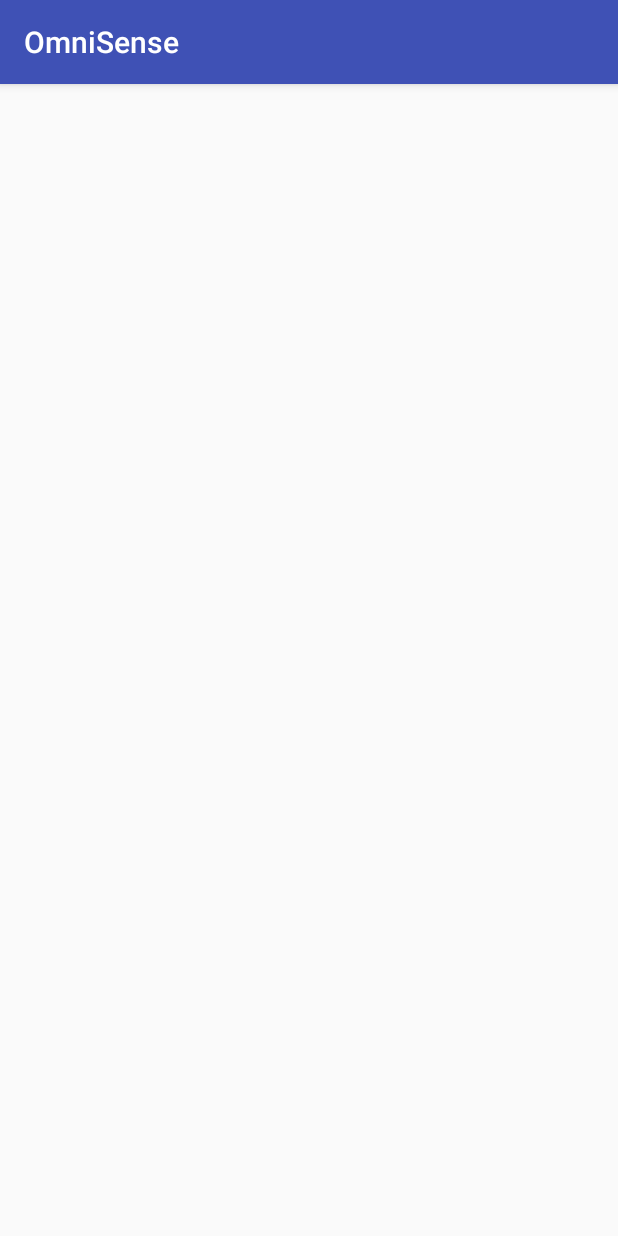
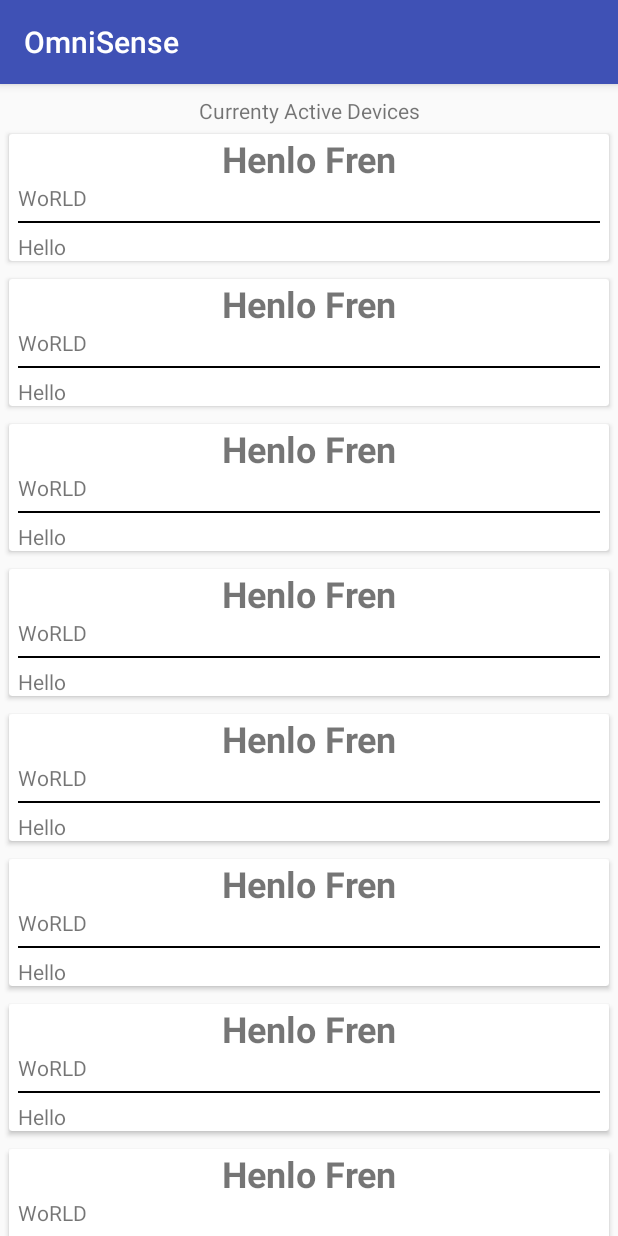
Before and after one commit to ravitripathi/OmniSense2.0, an Android app: the MainActivity screen opened directly, with no data from a screen before it, on a phone screen of 412 x 824 dp. Run offline under Robolectric (Android 15) with nearby library versions, the phone set to English and light mode, and no system bars; our stand-ins replace Firebase (no records; nobody signed in at launch, a user with empty details on screens opened directly).

Commit message:
RecyclerView Configured

```diff
--- a/Android/app/build.gradle
+++ b/Android/app/build.gradle
@@ -25,11 +25,18 @@ android {
 dependencies {
     implementation fileTree(dir: 'libs', include: ['*.jar'])
     implementation "org.jetbrains.kotlin:kotlin-stdlib-jre7:$kotlin_version"
+
     implementation 'com.android.support:appcompat-v7:27.0.2'
     implementation 'com.android.support:design:27.0.2'
+    implementation 'com.android.support:cardview-v7:27.0.2'
+    implementation 'com.android.support:recyclerview-v7:27.0.2'
+    implementation 'com.android.support.constraint:constraint-layout:1.0.2'
+
+    implementation 'com.google.android.gms:play-services-auth:11.8.0'
+
     implementation 'com.google.firebase:firebase-auth:11.8.0'
-    implementation 'com.google.android.gms:play-services-auth:11.8.0'
-    implementation 'com.android.support.constraint:constraint-layout:1.0.2'
+    implementation 'com.google.firebase:firebase-database:11.8.0'
+
     testImplementation 'junit:junit:4.12'
     androidTestImplementation 'com.android.support.test:runner:1.0.1'
     androidTestImplementation 'com.android.support.test.espresso:espresso-core:3.0.1'
@@ -37,4 +44,5 @@ dependencies {
 
 
 
+
 apply plugin: 'com.google.gms.google-services'
--- a/Android/app/src/main/java/xyz/ravitripathi/omnisense/LoginActivity.kt
+++ b/Android/app/src/main/java/xyz/ravitripathi/omnisense/LoginActivity.kt
@@ -4,7 +4,6 @@ import android.content.Intent
 import android.support.v7.app.AppCompatActivity
 import android.os.Bundle
 import android.support.v7.app.AlertDialog
-import android.util.Log
 import android.view.View
 import com.google.android.gms.auth.api.Auth
 import com.google.android.gms.auth.api.signin.GoogleSignInAccount
@@ -83,7 +82,7 @@ class LoginActivity : AppCompatActivity(), GoogleApiClient.OnConnectionFailedLis
                 alertDialog.setTitle("Connection Issues")
                 alertDialog.setMessage("Please check your internet connection and retry.")
                 alertDialog.setButton(AlertDialog.BUTTON_NEUTRAL, "OK"
-                ) { dialog, which -> dialog.dismiss() }
+                ) { dialog,  _ -> dialog.dismiss() }
                 alertDialog.show()
             }
         }
--- a/Android/app/src/main/java/xyz/ravitripathi/omnisense/MainActivity.kt
+++ b/Android/app/src/main/java/xyz/ravitripathi/omnisense/MainActivity.kt
@@ -2,11 +2,28 @@ package xyz.ravitripathi.omnisense
 
 import android.support.v7.app.AppCompatActivity
 import android.os.Bundle
+import android.support.v7.widget.LinearLayoutManager
+import android.widget.LinearLayout
+import com.google.firebase.auth.FirebaseAuth
+import kotlinx.android.synthetic.main.activity_main.*
 
 class MainActivity : AppCompatActivity() {
 
+    lateinit var fireAuth:FirebaseAuth
+
+    //Not using List<E>. The reason being in Kotlin, List is immutable (cant be changed)
     override fun onCreate(savedInstanceState: Bundle?) {
         super.onCreate(savedInstanceState)
         setContentView(R.layout.activity_main)
+
+        fireAuth = FirebaseAuth.getInstance()
+
+
+        recyclerView.layoutManager = LinearLayoutManager(this, LinearLayout.VERTICAL, false)
+        val a = activeUSB("Hello", "WoRLD", "Test")
+        val usbList: ArrayList<activeUSB> = ArrayList()
+        for (i in 1..10)
+            usbList.add(a)
+        recyclerView.adapter = recycleAdapter(usbList)
     }
 }
--- /dev/null
+++ b/Android/app/src/main/java/xyz/ravitripathi/omnisense/activeUSB.kt
@@ -0,0 +1,6 @@
+package xyz.ravitripathi.omnisense
+
+/**
+ * Created by Ravi on 30-12-2017.
+ */
+data class activeUSB(var device: String, var id: String, var tag: String)
--- /dev/null
+++ b/Android/app/src/main/java/xyz/ravitripathi/omnisense/recycleAdapter.kt
@@ -0,0 +1,43 @@
+package xyz.ravitripathi.omnisense
+
+import android.support.v7.widget.RecyclerView
+import android.view.LayoutInflater
+import android.view.View
+import android.view.ViewGroup
+import kotlinx.android.synthetic.main.list_item.view.*
+
+/**
+ * Created by Ravi on 30-12-2017.
+ */
+
+class recycleAdapter(usbList: ArrayList<activeUSB>) : RecyclerView.Adapter<recycleAdapter.arcVH>() {
+
+    var usbList: ArrayList<activeUSB>
+
+    init {
+        this.usbList = usbList
+    }
+
+    inner class arcVH(view: View) : RecyclerView.ViewHolder(view) {
+        fun bindStuff(item: activeUSB) {
+            itemView.device.text = item.device
+            itemView.devId.text = item.id
+            itemView.device.text = item.device
+        }
+    }
+
+    override fun onCreateViewHolder(parent: ViewGroup, viewType: Int): arcVH {
+        val itemView = LayoutInflater.from(parent.context)
+                .inflate(R.layout.list_item, parent, false)
+        return arcVH(itemView)
+    }
+
+    override fun onBindViewHolder(holder: arcVH, position: Int) {
+        val usbDevice = usbList.get(position)
+        holder.bindStuff(usbDevice)
+    }
+
+    override fun getItemCount(): Int {
+        return usbList.size
+    }
+}
--- a/Android/app/src/main/res/layout/activity_main.xml
+++ b/Android/app/src/main/res/layout/activity_main.xml
@@ -6,4 +6,22 @@
     android:layout_height="match_parent"
     tools:context="xyz.ravitripathi.omnisense.MainActivity">
 
+    <TextView
+        android:id="@+id/text"
+        android:layout_width="match_parent"
+        android:layout_height="wrap_content"
+        android:layout_marginBottom="8dp"
+        android:layout_marginTop="8dp"
+        android:marqueeRepeatLimit="marquee_forever"
+        android:text="Currenty Active Devices"
+        android:textAlignment="center"
+        app:layout_constraintBottom_toTopOf="@+id/recyclerView"
+        app:layout_constraintTop_toTopOf="parent" />
+
+    <android.support.v7.widget.RecyclerView
+        android:id="@+id/recyclerView"
+        android:layout_width="match_parent"
+        android:layout_height="wrap_content"
+        android:layout_below="@id/text"
+        app:layout_constraintTop_toBottomOf="@id/text"  />
 </android.support.constraint.ConstraintLayout>
--- /dev/null
+++ b/Android/app/src/main/res/layout/list_item.xml
@@ -0,0 +1,42 @@
+<?xml version="1.0" encoding="utf-8"?>
+<android.support.v7.widget.CardView xmlns:android="http://schemas.android.com/apk/res/android"
+    android:layout_width="match_parent"
+    android:layout_height="wrap_content"
+    android:layout_margin="6dp"
+    android:elevation="@dimen/activity_horizontal_margin">
+
+    <LinearLayout
+        android:layout_width="match_parent"
+        android:layout_height="wrap_content"
+        android:orientation="vertical">
+
+        <TextView
+            android:id="@+id/tag"
+            android:layout_width="match_parent"
+            android:layout_height="wrap_content"
+            android:text="Henlo Fren"
+            android:textAlignment="center"
+            android:textSize="24sp"
+            android:textStyle="bold" />
+
+        <TextView
+            android:id="@+id/devId"
+            android:layout_width="wrap_content"
+            android:layout_height="wrap_content"
+            android:layout_marginLeft="6dp"
+            android:text="ID" />
+
+        <View
+            android:layout_width="match_parent"
+            android:layout_height="1dp"
+            android:layout_margin="6dp"
+            android:background="#000000" />
+
+        <TextView
+            android:id="@+id/device"
+            android:layout_width="wrap_content"
+            android:layout_height="wrap_content"
+            android:layout_marginLeft="6dp"
+            android:text="Device" />
+    </LinearLayout>
+</android.support.v7.widget.CardView>
--- a/Android/build.gradle
+++ b/Android/build.gradle
@@ -1,7 +1,7 @@
 // Top-level build file where you can add configuration options common to all sub-projects/modules.
 
 buildscript {
-    ext.kotlin_version = '1.2.0'
+    ext.kotlin_version = '1.2.10'
     repositories {
         google()
         jcenter()
```
